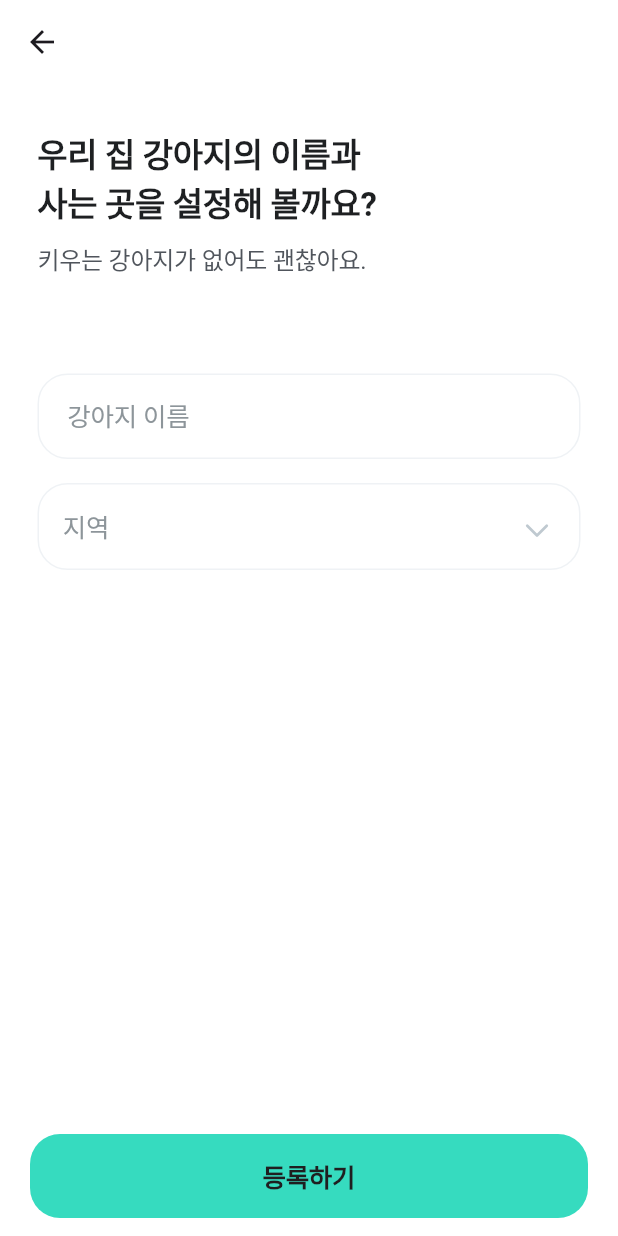
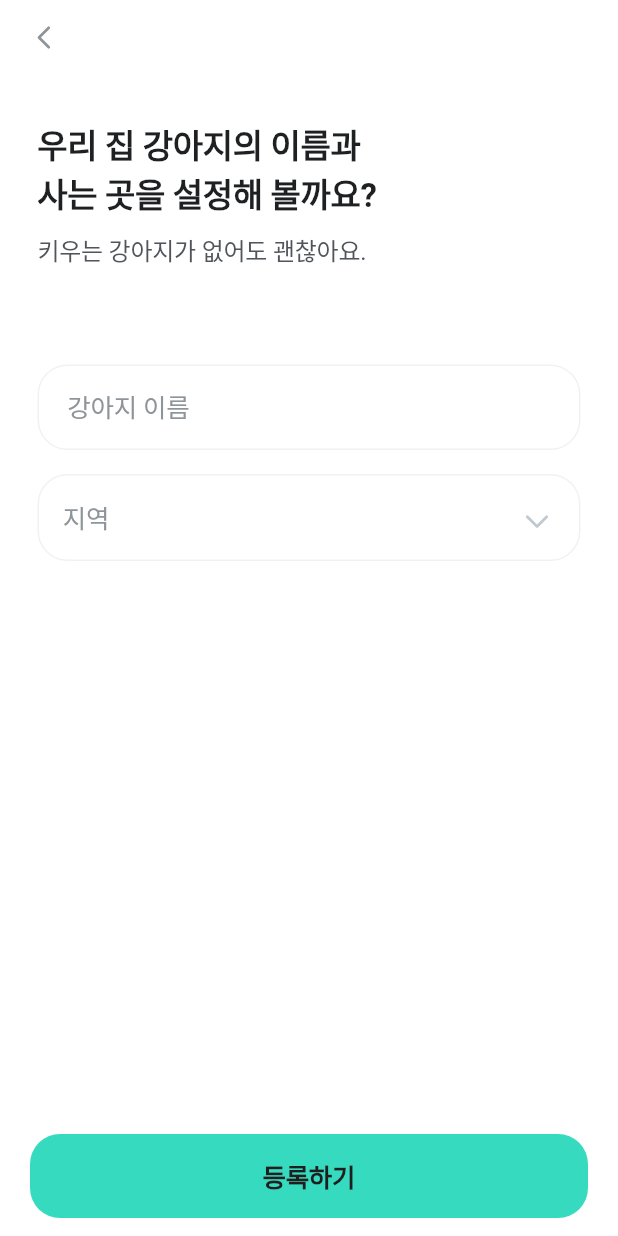
Before and after one commit to Nexters/puppycode, a Flutter app: the RegistrationPage screen opened directly, on a phone screen of 412 x 824 dp. Run offline on Flutter 3.47's test engine with Material 3 defaults, Android fonts, the light colour scheme and no system bars; our stand-ins replace badges, camera, flutter_secure_storage, flutter_svg, get, infinite_scroll_pagination and 1 more; missing offline and left inert: kakao_flutter_sdk; accounts and stored records are empty; Roboto replaces fonts that are missing (Pretendard); project files that could hold a hidden picture were left out.

Commit message:
Apply AppBar

```diff
--- a/lib/pages/onboarding/register.dart
+++ b/lib/pages/onboarding/register.dart
@@ -3,6 +3,7 @@
 import 'package:flutter/material.dart';
 import 'package:flutter_svg/svg.dart';
 import 'package:puppycode/pages/onboarding/start.dart';
+import 'package:puppycode/shared/app_bar.dart';
 import 'package:puppycode/shared/function/sharedModalBottomSheet.dart';
 import 'package:puppycode/shared/http.dart';
 import 'package:puppycode/shared/input.dart';
@@ -109,7 +110,9 @@ class _RegistrationPageState extends State<RegistrationPage> {
   Widget build(BuildContext context) {
     return Scaffold(
       backgroundColor: Colors.white,
-      appBar: AppBar(),
+      appBar: SharedAppBar(
+        leftOptions: AppBarLeft(),
+      ),
       body: Container(
         padding: const EdgeInsets.symmetric(horizontal: 25, vertical: 30),
         child: Column(
```
